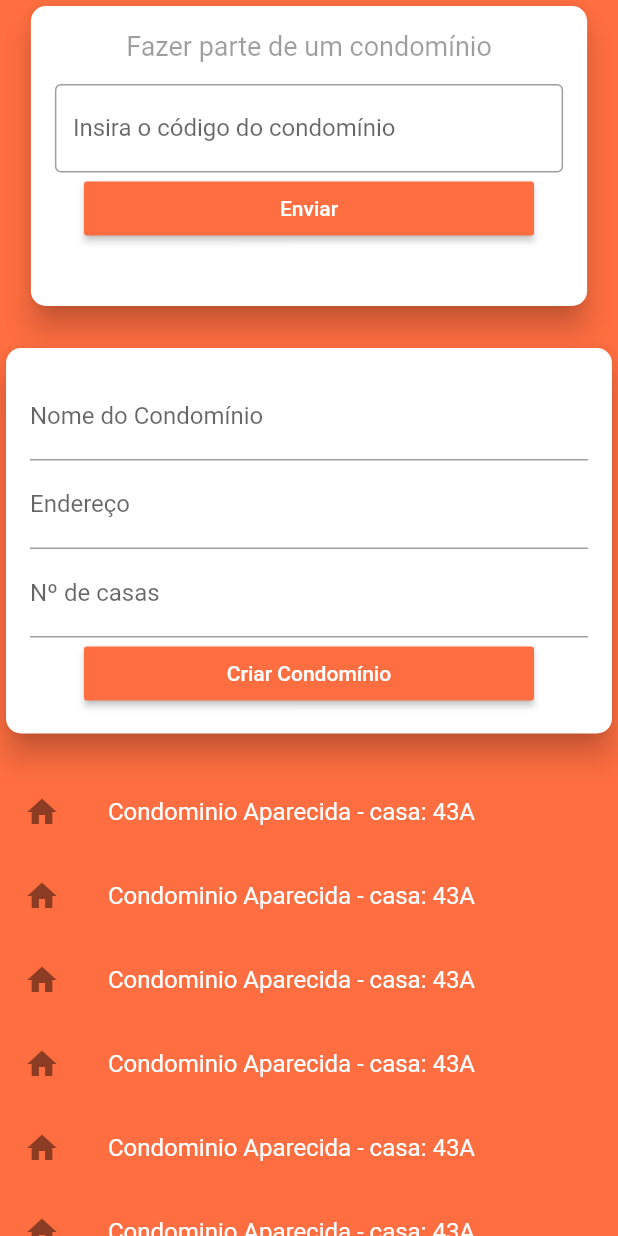
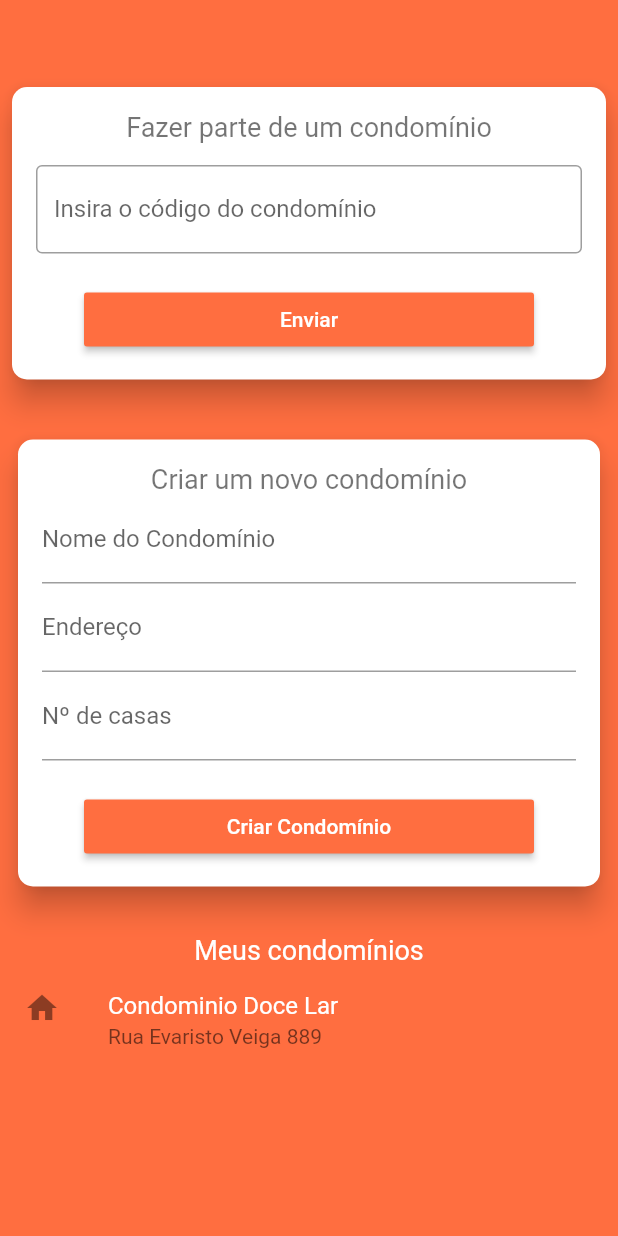
Before and after one commit to diCaminha/easyIN, a Flutter app: the HomeCondominioScreen screen opened directly, on a phone screen of 412 x 824 dp. Run offline on Flutter 3.47's test engine with Material 2 defaults, Android fonts, the phone set to English and light mode, and no system bars; our stand-ins replace cloud_firestore, firebase_auth; accounts and stored records are empty.

Commit message:
criando e melhorando telas

```diff
--- a/lib/models/usuario.dart
+++ b/lib/models/usuario.dart
@@ -1,12 +1,14 @@
+import 'package:cloud_firestore/cloud_firestore.dart';
 import 'package:flutter/widgets.dart';
 
 class Usuario {
+  final String id;
   final String nome;
   final String email;
 
-  Usuario({@required this.nome, @required this.email});
+  Usuario({@required this.id, @required this.nome, @required this.email});
 
   Map<String, dynamic> toMap() {
-    return {'nome': this.nome, 'email': this.email};
+    return {'id': this.id, 'nome': this.nome, 'email': this.email};
   }
 }
--- a/lib/screens/home_condominio_screen.dart
+++ b/lib/screens/home_condominio_screen.dart
@@ -1,11 +1,21 @@
+import 'package:easyin/models/condominio.dart';
+import 'package:easyin/providers/condominios_provider.dart';
 import 'package:easyin/widgets/form_condominio.dart';
 import 'package:easyin/widgets/inscricao_condominio_card.dart';
 import 'package:flutter/material.dart';
+import 'package:provider/provider.dart';
 
 class HomeCondominioScreen extends StatelessWidget {
 
+  static const String routeName = '/home-condominio';
+
   @override
   Widget build(BuildContext context) {
+
+    final List<Condominio> condominiosUsuario = [
+      Condominio(id: '11111', nomeSindico: 'Denis Caminha', nome: 'Condominio Doce Lar', endereco: 'Rua Evaristo Veiga 889', numCasas: 3),
+    ];
+
     final deviceSize = MediaQuery.of(context).size;
     return Scaffold(
       backgroundColor: Colors.deepOrangeAccent,
@@ -21,16 +31,25 @@ class HomeCondominioScreen extends StatelessWidget {
                 children: <Widget>[
                   InscricaoCondominioCard(deviceSize: deviceSize),
                   FormCondominio(),
+                  Text(
+                  'Meus condomínios',
+                  style: TextStyle(color: Colors.white, fontSize: 18),
+                ),
                   Flexible(
                     child: ListView.builder(
-                        itemCount: 7,
+                        itemCount: condominiosUsuario.length,
                         itemBuilder: (ctx, index) {
                           return ListTile(
                             leading: Icon(Icons.home),
                             title: Text(
-                              'Condominio Aparecida - casa: 43A',
+                              '${condominiosUsuario[index].nome}',
                               style: TextStyle(color: Colors.white),
                             ),
+                            subtitle: Text(condominiosUsuario[index].endereco),
+                            onTap: () {
+                              Navigator.of(context).pushNamed('/home');
+                            },
+
                           );
                         }),
                   ),
--- a/lib/widgets/inscricao_condominio_card.dart
+++ b/lib/widgets/inscricao_condominio_card.dart
@@ -12,20 +12,21 @@ class InscricaoCondominioCard extends StatelessWidget {
   Widget build(BuildContext context) {
     return Container(
       margin: EdgeInsets.only(bottom: 20.0),
+      child: Padding(
+        padding: const EdgeInsets.all(8.0),
         child: Card(
+          margin: EdgeInsets.only(top: 50.0),
           shape: RoundedRectangleBorder(
             borderRadius: BorderRadius.circular(10.0),
           ),
           elevation: 8.0,
           child: Container(
-          height: 200,
-          width: deviceSize.width * 0.90,
             padding: EdgeInsets.all(16.0),
             child: Column(
               children: <Widget>[
                 Text(
                   'Fazer parte de um condomínio',
-                style: TextStyle(color: Colors.black38, fontSize: 18),
+                  style: TextStyle(color: Colors.black54, fontSize: 18),
                 ),
                 Padding(
                   padding: EdgeInsets.only(top: 15.0),
@@ -42,6 +43,9 @@ class InscricaoCondominioCard extends StatelessWidget {
                     onSaved: (value) {},
                   ),
                 ),
+                SizedBox(
+                  height: 20,
+                ),
                 Container(
                   width: 300.0,
                   child: RaisedButton(
@@ -57,6 +61,7 @@ class InscricaoCondominioCard extends StatelessWidget {
             ),
           ),
         ),
+      ),
     );
   }
 }
--- a/pubspec.yaml
+++ b/pubspec.yaml
@@ -22,7 +22,7 @@ dependencies:
   firebase_auth: ^0.15.5+2
   cloud_firestore: ^0.13.4+2
   firebase_core: ^0.4.0+9
-  provider: ^3.0.0
+  provider: ^4.0.0
   # The following adds the Cupertino Icons font to your application.
   # Use with the CupertinoIcons class for iOS style icons.
   cupertino_icons: ^0.1.2
```
Also changed, not shown: lib/main.dart (+16 -7 lines), lib/models/condominio.dart (+10 -0 lines), lib/providers/auth_provider.dart (+57 -8 lines), lib/providers/condominios_provider.dart (added, +57 -0 lines), lib/screens/auth_screen.dart (+5 -3 lines), lib/screens/home_screen.dart (added, +20 -0 lines), lib/widgets/form_condominio.dart (+26 -10 lines), pubspec.lock. Lines whose indentation alone changed are shown as unchanged.
